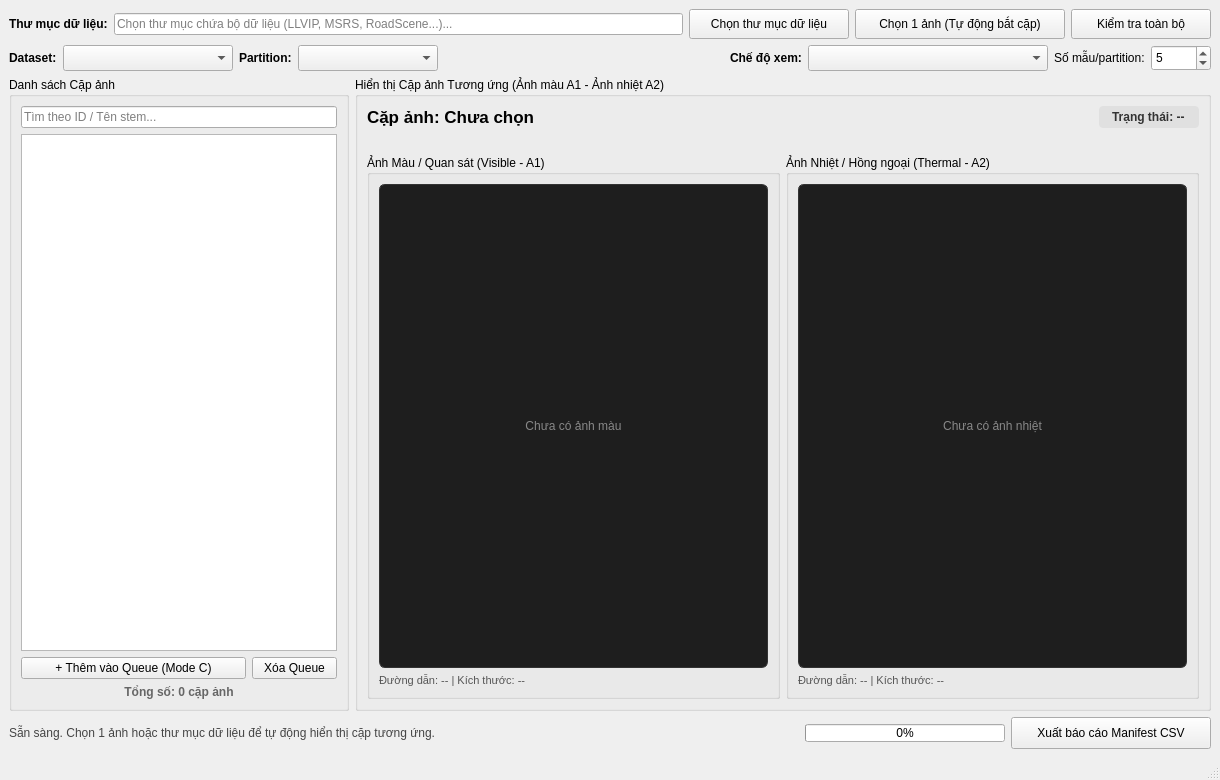
The window that mainwindow.ui (CinnaPea/2026-fusion-research) describes before a commit, drawn with Qt 5.
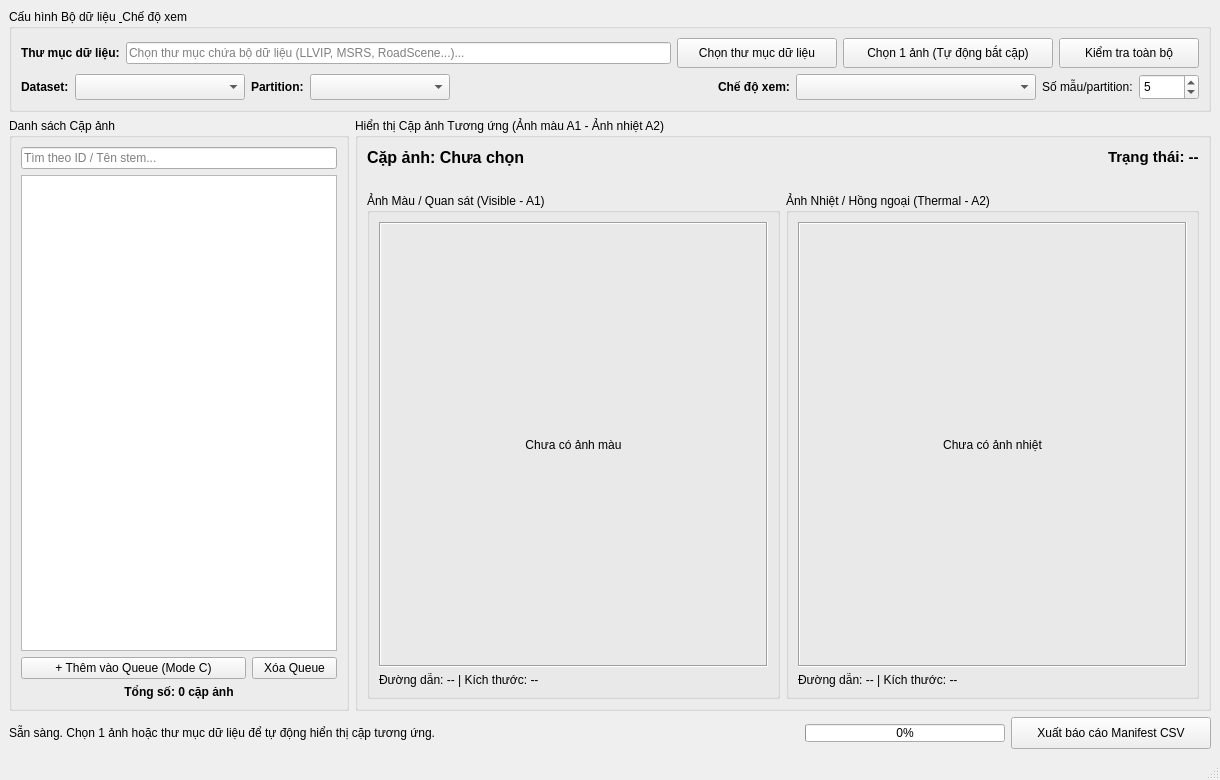
The same window after the commit.

Commit message: refactor(ui): convert to standard native Qt Designer layout and remove custom CSS

```diff
--- a/mainwindow.ui
+++ b/mainwindow.ui
@@ -16,6 +16,12 @@
   <widget class="QWidget" name="centralwidget">
    <layout class="QVBoxLayout" name="mainLayout">
     <item>
+     <widget class="QGroupBox" name="grpDatasetControls">
+      <property name="title">
+       <string>Cấu hình Bộ dữ liệu &amp; Chế độ xem</string>
+      </property>
+      <layout class="QVBoxLayout" name="datasetControlsLayout">
+       <item>
      <layout class="QHBoxLayout" name="topBarLayout">
       <item>
        <widget class="QLabel" name="lblDirTitle">
@@ -189,6 +195,9 @@
       </item>
      </layout>
     </item>
+      </layout>
+     </widget>
+    </item>
     <item>
      <layout class="QHBoxLayout" name="contentLayout">
       <item>
@@ -242,8 +251,10 @@
          </item>
          <item>
           <widget class="QLabel" name="lblPairCount">
-           <property name="styleSheet">
-            <string>color: #666666; font-size: 12px; font-weight: bold;</string>
+           <property name="font">
+            <font>
+             <bold>true</bold>
+            </font>
            </property>
            <property name="text">
             <string>Tổng số: 0 cặp ảnh</string>
@@ -270,7 +281,7 @@
               <widget class="QLabel" name="lblCurrentPairId">
                <property name="font">
                 <font>
-                 <pointsize>13</pointsize>
+                 <pointsize>12</pointsize>
                  <bold>true</bold>
                 </font>
                </property>
@@ -294,8 +305,11 @@
              </item>
              <item>
               <widget class="QLabel" name="lblPairStatus">
-               <property name="styleSheet">
-                <string>background-color: #e0e0e0; color: #333333; padding: 4px 10px; border-radius: 4px; font-weight: bold;</string>
+               <property name="font">
+                <font>
+                 <pointsize>11</pointsize>
+                 <bold>true</bold>
+                </font>
                </property>
                <property name="text">
                 <string>Trạng thái: --</string>
@@ -306,9 +320,6 @@
            </item>
            <item>
             <widget class="QLabel" name="lblPairStatusMessage">
-             <property name="styleSheet">
-              <string>color: #444444; font-size: 11px; margin-top: 2px;</string>
-             </property>
              <property name="text">
               <string/>
              </property>
@@ -341,8 +352,11 @@
                   <height>150</height>
                  </size>
                 </property>
-                <property name="styleSheet">
-                 <string>background-color: #1e1e1e; color: #888888; border: 1px solid #333333; border-radius: 6px;</string>
+                <property name="frameShape">
+                 <enum>QFrame::Shape::Box</enum>
+                </property>
+                <property name="frameShadow">
+                 <enum>QFrame::Shadow::Sunken</enum>
                 </property>
                 <property name="text">
                  <string>Chưa có ảnh màu</string>
@@ -354,9 +368,6 @@
               </item>
               <item>
                <widget class="QLabel" name="lblVisibleInfo">
-                <property name="styleSheet">
-                 <string>color: #555555; font-size: 11px;</string>
-                </property>
                 <property name="text">
                  <string>Đường dẫn: -- | Kích thước: --</string>
                 </property>
@@ -388,8 +399,11 @@
                   <height>150</height>
                  </size>
                 </property>
-                <property name="styleSheet">
-                 <string>background-color: #1e1e1e; color: #888888; border: 1px solid #333333; border-radius: 6px;</string>
+                <property name="frameShape">
+                 <enum>QFrame::Shape::Box</enum>
+                </property>
+                <property name="frameShadow">
+                 <enum>QFrame::Shadow::Sunken</enum>
                 </property>
                 <property name="text">
                  <string>Chưa có ảnh nhiệt</string>
@@ -401,9 +415,6 @@
               </item>
               <item>
                <widget class="QLabel" name="lblThermalInfo">
-                <property name="styleSheet">
-                 <string>color: #555555; font-size: 11px;</string>
-                </property>
                 <property name="text">
                  <string>Đường dẫn: -- | Kích thước: --</string>
                 </property>
@@ -426,9 +437,6 @@
      <layout class="QHBoxLayout" name="bottomBarLayout">
       <item>
        <widget class="QLabel" name="lblSystemStatus">
-        <property name="styleSheet">
-         <string>color: #444444;</string>
-        </property>
         <property name="text">
          <string>Sẵn sàng. Chọn 1 ảnh hoặc thư mục dữ liệu để tự động hiển thị cặp tương ứng.</string>
         </property>
```
Lines whose indentation alone changed are shown as unchanged. The commit also changes 1 other file.
